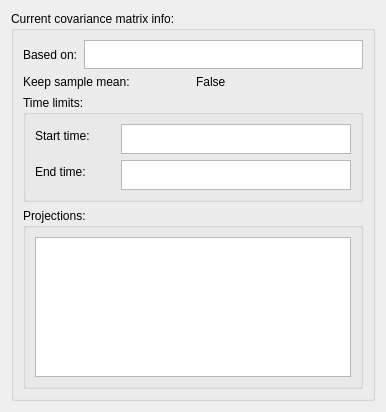
Above: meggie_batch/ui/qt4Designer_ui_files/covarianceWidgetEpochs.ui from cibr-jyu/meggie before the change. Below: the same form after it.
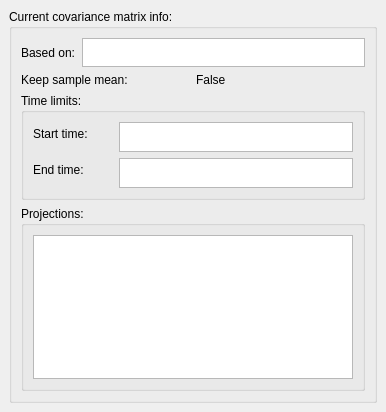
That is the form after the change.

Commit message: More work on widgets showing the covariance matrix information

Patch:
```diff
--- a/meggie_batch/ui/qt4Designer_ui_files/covarianceWidgetEpochs.ui
+++ b/meggie_batch/ui/qt4Designer_ui_files/covarianceWidgetEpochs.ui
@@ -14,6 +14,9 @@
    <string>Form</string>
   </property>
   <layout class="QGridLayout" name="gridLayout_2">
+   <property name="margin">
+    <number>9</number>
+   </property>
    <item row="0" column="0">
     <widget class="QGroupBox" name="groupBoxCovarianceMatrix">
      <property name="title">
@@ -40,6 +43,9 @@
             <height>29</height>
            </size>
           </property>
+          <property name="lineWrapMode">
+           <enum>QTextEdit::NoWrap</enum>
+          </property>
          </widget>
         </item>
        </layout>
```
The commit also changes 7 other files.
